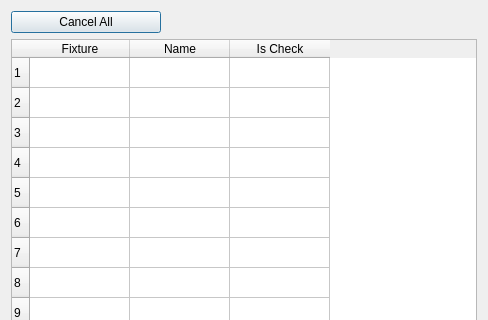
Old version of the form hcinstruction/icguidefixtureeditor.ui in the repository dongdong-2009/3-5AxisRobot; both pictures show x 0 to 488 and y 0 to 320 of the 488 by 463 pixel window.
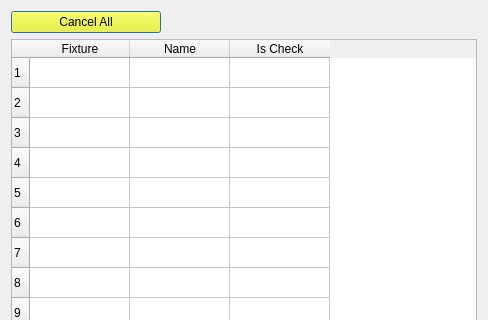
New version of the form. Icons and pictures are not drawn.

What changed in the file:
```diff
--- a/hcinstruction/icguidefixtureeditor.ui
+++ b/hcinstruction/icguidefixtureeditor.ui
@@ -59,6 +59,9 @@
        <height>16777215</height>
       </size>
      </property>
+     <property name="styleSheet">
+      <string notr="true">background-color: rgb(255, 255, 0);</string>
+     </property>
      <property name="text">
       <string>Cancel All</string>
      </property>
```
